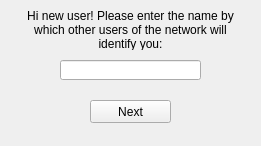
Old version of the form ProgettoPDS2017GUI/QtGuiApplication4/SetUserName.ui in the repository MirCr/Programmazione-Di-Sistema.
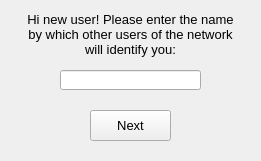
New version of the form.

What changed in the file:
```diff
--- a/ProgettoPDS2017GUI/QtGuiApplication4/SetUserName.ui
+++ b/ProgettoPDS2017GUI/QtGuiApplication4/SetUserName.ui
@@ -10,7 +10,7 @@
     <x>0</x>
     <y>0</y>
     <width>261</width>
-    <height>146</height>
+    <height>161</height>
    </rect>
   </property>
   <property name="windowTitle">
@@ -20,11 +20,16 @@
    <property name="geometry">
     <rect>
      <x>90</x>
-     <y>100</y>
+     <y>110</y>
      <width>81</width>
-     <height>23</height>
+     <height>31</height>
     </rect>
    </property>
+   <property name="font">
+    <font>
+     <pointsize>10</pointsize>
+    </font>
+   </property>
    <property name="text">
     <string>Next</string>
    </property>
@@ -33,7 +38,7 @@
    <property name="geometry">
     <rect>
      <x>60</x>
-     <y>60</y>
+     <y>70</y>
      <width>141</width>
      <height>20</height>
     </rect>
@@ -45,9 +50,14 @@
      <x>20</x>
      <y>9</y>
      <width>221</width>
-     <height>41</height>
+     <height>51</height>
     </rect>
    </property>
+   <property name="font">
+    <font>
+     <pointsize>10</pointsize>
+    </font>
+   </property>
    <property name="text">
     <string>Hi new user! Please enter the name by which other users of the network will identify you:</string>
    </property>
```
